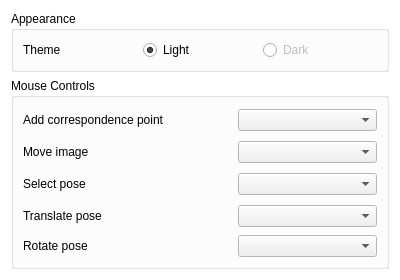
Before: the Qt Designer form src/view/settings/settingsinterfacepage.ui in florianblume/6d-pat, drawn with Qt 5.
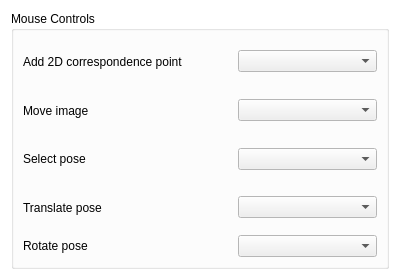
After: the same form once the commit is applied.

What changed in the file:
```diff
--- a/src/view/settings/settingsinterfacepage.ui
+++ b/src/view/settings/settingsinterfacepage.ui
@@ -99,7 +99,7 @@
    <bool>true</bool>
   </property>
   <layout class="QGridLayout" name="gridLayout">
-   <item row="1" column="0">
+   <item row="0" column="0">
     <widget class="QGroupBox" name="groupBox">
      <property name="title">
       <string>Mouse Controls</string>
@@ -120,7 +120,7 @@
          </sizepolicy>
         </property>
         <property name="text">
-         <string>Add correspondence point</string>
+         <string>Add 2D correspondence point</string>
         </property>
        </widget>
       </item>
@@ -213,42 +213,6 @@
      </layout>
     </widget>
    </item>
-   <item row="0" column="0">
-    <widget class="QGroupBox" name="groupBox_2">
-     <property name="title">
-      <string>Appearance</string>
-     </property>
-     <layout class="QGridLayout" name="gridLayout_3">
-      <item row="0" column="1">
-       <widget class="QRadioButton" name="radioButtonLight">
-        <property name="text">
-         <string>Light</string>
-        </property>
-        <property name="checked">
-         <bool>true</bool>
-        </property>
-       </widget>
-      </item>
-      <item row="0" column="0">
-       <widget class="QLabel" name="labelTheme">
-        <property name="text">
-         <string>Theme</string>
-        </property>
-       </widget>
-      </item>
-      <item row="0" column="2">
-       <widget class="QRadioButton" name="radioButtonDark">
-        <property name="enabled">
-         <bool>false</bool>
-        </property>
-        <property name="text">
-         <string>Dark</string>
-        </property>
-       </widget>
-      </item>
-     </layout>
-    </widget>
-   </item>
   </layout>
  </widget>
  <resources/>
```
Left out of the diff: 15 changed lines with no effect on the pictures.
